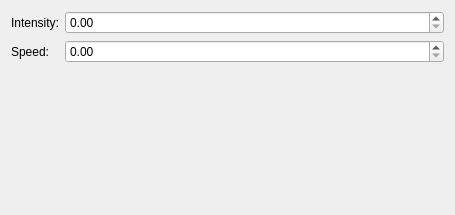
This is src/kcm/ChromophenylKCM.ui in tux3/chromophenyl as Qt 5 draws it before an edit. The edited form follows.
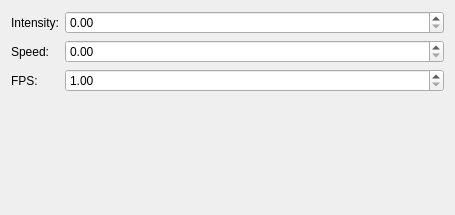
This is the edited form.

Patch:
```diff
--- a/src/kcm/ChromophenylKCM.ui
+++ b/src/kcm/ChromophenylKCM.ui
@@ -60,6 +60,29 @@
      </property>
     </widget>
    </item>
+   <item row="2" column="0">
+   <widget class="QLabel" name="label_MinimumFPS">
+    <property name="text">
+     <string>FPS:</string>
+    </property>
+   </widget>
+  </item>
+  <item row="2" column="1">
+   <widget class="QDoubleSpinBox" name="kcfg_MinimumFPS">
+    <property name="sizePolicy">
+     <sizepolicy hsizetype="Expanding" vsizetype="Fixed">
+      <horstretch>0</horstretch>
+      <verstretch>0</verstretch>
+     </sizepolicy>
+    </property>
+    <property name="minimum">
+     <double>1.000000000000000</double>
+    </property>
+    <property name="singleStep">
+     <double>2.000000000000000</double>
+    </property>
+   </widget>
+  </item>
   </layout>
  </widget>
  <resources/>
```
